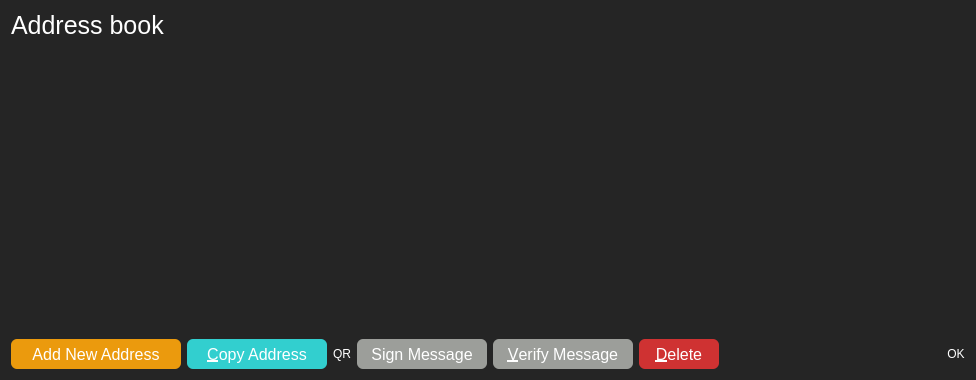
NoLimitCoin/NoLimitCoin-Core, file src/qt/forms/addressbookpage.ui: the form before one commit.
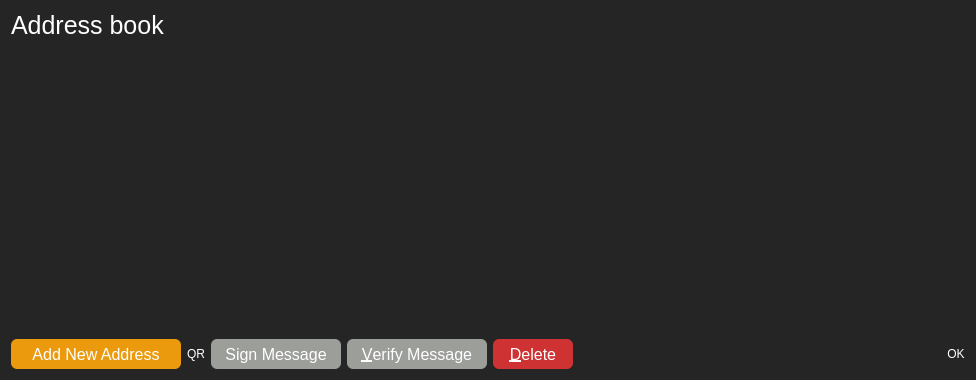
The form after the commit. Icons and pictures are not drawn.

```diff
--- a/src/qt/forms/addressbookpage.ui
+++ b/src/qt/forms/addressbookpage.ui
@@ -89,30 +89,6 @@
        </property>
       </widget>
      </item>
-     <item>
-      <widget class="QPushButton" name="copyToClipboard">
-       <property name="minimumSize">
-        <size>
-         <width>140</width>
-         <height>30</height>
-        </size>
-       </property>
-       <property name="toolTip">
-        <string>Copy the currently selected address to the system clipboard</string>
-       </property>
-       <property name="styleSheet">
-        <string notr="true">font-size: 16px;
-color: white;
-background-color: #32cfcf;
-border-radius: 6px;
-
-</string>
-       </property>
-       <property name="text">
-        <string>&amp;Copy Address</string>
-       </property>
-      </widget>
-     </item>
      <item>
       <widget class="QPushButton" name="showQRCode">
        <property name="minimumSize">
```
